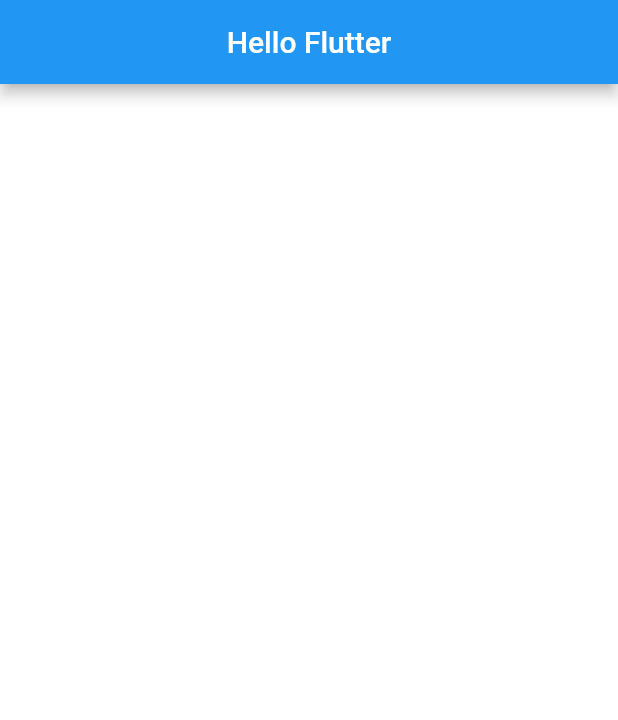
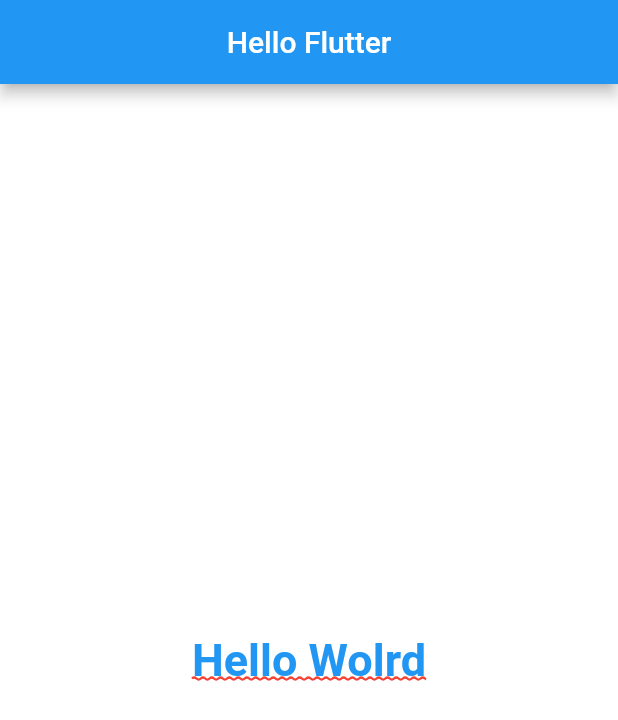
Before and after one commit to bgeles/flutter_widgets_teste, a Flutter app: the screen it shows after launch, on a phone screen of 412 x 824 dp. Shown: the top 720 px of the screen. Run offline on Flutter 3.47's test engine with Material 2 defaults, Android fonts, the light colour scheme and no system bars.

Commit message:
organizacao de codigo

```diff
--- /dev/null
+++ b/lib/home_page.dart
@@ -0,0 +1,32 @@
+import 'package:flutter/material.dart';
+
+class HomePage extends StatelessWidget {
+  @override
+  Widget build(BuildContext context) {
+    return Scaffold(
+      appBar: AppBar(
+        title: Text("Hello Flutter"),
+        centerTitle: true,
+      ),
+      body: body(),
+    );
+  }
+
+  body() {
+    return Container(
+      color: Colors.white,
+      child: Center(
+        child: Text(
+          "Hello Wolrd",
+          style: TextStyle(
+              fontSize: 30,
+              fontWeight: FontWeight.bold,
+              color: Colors.blue,
+              decoration: TextDecoration.underline,
+              decorationColor: Colors.red,
+              decorationStyle: TextDecorationStyle.wavy),
+        ),
+      ),
+    );
+  }
+}
--- a/lib/main.dart
+++ b/lib/main.dart
@@ -1,4 +1,6 @@
 import 'package:flutter/material.dart';
+
+import 'home_page.dart';
 
 void main() => runApp(MyApp());
 
@@ -14,18 +16,3 @@
     );
   }
 }
-
-class HomePage extends StatelessWidget {
-  @override
-  Widget build(BuildContext context) {
-    return Scaffold(
-      appBar: AppBar(
-        title: Text("Hello Flutter"),
-        centerTitle: true,
-      ),
-      body: Container(
-        color: Colors.white,
-      ),
-    );
-  }
-}
```
